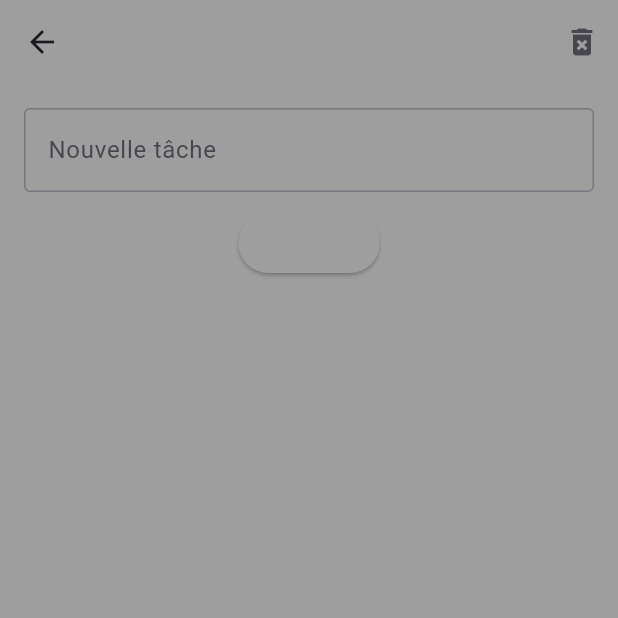
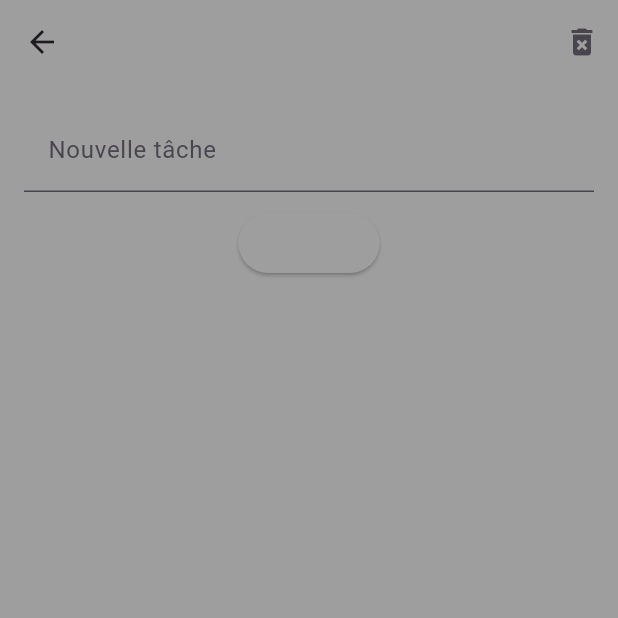
Before and after one commit to GalDen01/SAE-Planificateur-familial, a Flutter app: the ToDoList screen opened directly with empty values, on a phone screen of 412 x 824 dp, the top half of it. Run offline on Flutter 3.47's test engine with Material 3 defaults, Android fonts, the phone set to English and light mode, and no system bars; generated files the repository leaves out were written again.

Commit message:
debut de l'ajout de la DA sur le to do list

```diff
--- a/flutter_application_1/lib/src/screens/todo_list_screen.dart
+++ b/flutter_application_1/lib/src/screens/todo_list_screen.dart
@@ -7,14 +7,13 @@ class ToDoList extends StatefulWidget {
   final Color backgroundGrayColor;
   final Color brightCardColor;
 
-  const ToDoList({
-    super.key,
+  const ToDoList(
+      {super.key,
       required this.familyName,
       required this.backgroundColor,
       required this.textColor,
       required this.backgroundGrayColor,
-    required this.brightCardColor
-  });
+      required this.brightCardColor});
 
   @override
   _ToDoListState createState() => _ToDoListState();
@@ -58,7 +57,8 @@ class _ToDoListState extends State<ToDoList> {
       backgroundColor: widget.backgroundGrayColor,
       appBar: AppBar(
         backgroundColor: widget.backgroundGrayColor,
-        title: Text('To-Do List de ${widget.familyName}',style: TextStyle(color: widget.brightCardColor)),
+        title: Text('To-Do List de ${widget.familyName}',
+            style: TextStyle(color: widget.brightCardColor)),
         actions: [
           IconButton(
             icon: const Icon(Icons.delete_forever),
@@ -76,19 +76,22 @@ class _ToDoListState extends State<ToDoList> {
           children: [
             TextField(
               controller: taskController,
-              decoration: const InputDecoration(
+              decoration: InputDecoration(
                 labelText: 'Nouvelle tâche',
-                border: OutlineInputBorder(),
+                filled: true, // Active la couleur de fond
+                fillColor: widget.backgroundColor, // Définir la couleur de fond
               ),
+              style: TextStyle(color: widget.textColor),
             ),
             const SizedBox(height: 10),
             ElevatedButton(
               onPressed: addTask,
               style: TextButton.styleFrom(
                 foregroundColor: widget.textColor, // Change la couleur du texte
-                    backgroundColor: widget.backgroundColor, // Change la couleur de fond du bouton
+                backgroundColor: widget
+                    .backgroundColor, // Change la couleur de fond du bouton
               ),
-              child: Text('Ajouter',style: TextStyle(color: widget.textColor)),
+              child: Text('Ajouter', style: TextStyle(color: widget.textColor)),
             ),
             const SizedBox(height: 20),
             Expanded(
@@ -97,6 +100,11 @@ class _ToDoListState extends State<ToDoList> {
                 itemBuilder: (context, index) {
                   return Padding(
                     padding: const EdgeInsets.symmetric(vertical: 8.0),
+                    child: Container(
+                      // Appliquer un fond différent selon si la tâche est cochée ou non
+                      color: tasks[index]['isChecked']
+                          ? Colors.grey[300] // Fond gris pour les tâches terminées
+                          : widget.backgroundColor, // Utilise la couleur définie pour les tâches non terminées
                       child: Row(
                         mainAxisAlignment: MainAxisAlignment.spaceBetween,
                         crossAxisAlignment: CrossAxisAlignment.center,
@@ -118,6 +126,7 @@ class _ToDoListState extends State<ToDoList> {
                                   decoration: tasks[index]['isChecked']
                                       ? TextDecoration.lineThrough
                                       : null,
+                                  color: widget.textColor, // Couleur du texte
                                 ),
                               ),
                             ],
@@ -131,6 +140,7 @@ class _ToDoListState extends State<ToDoList> {
                           ),
                         ],
                       ),
+                    ),
                   );
                 },
               ),
```
Lines whose indentation alone changed are shown as unchanged.
